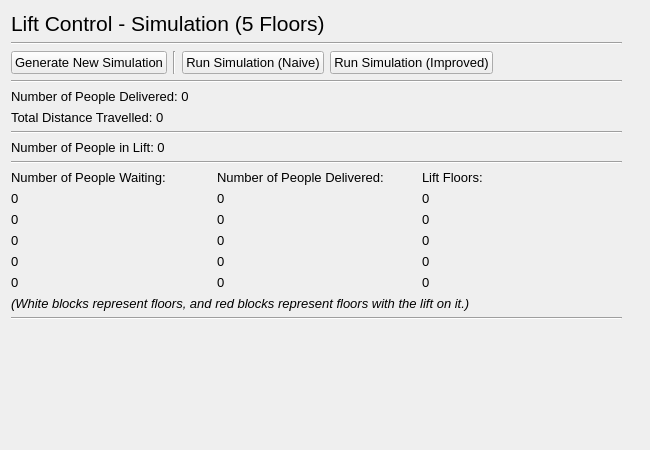
Above: src/ui/sim_5_floors.ui from IsaacCheng9/lift-control-simulation before the change. Below: the same form after it.
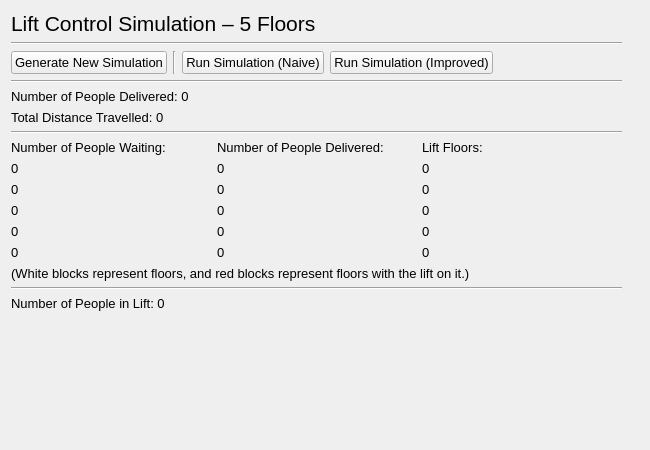
That is the form after the change.

```diff
--- a/src/ui/sim_5_floors.ui
+++ b/src/ui/sim_5_floors.ui
@@ -12,7 +12,6 @@
   </property>
   <property name="font">
    <font>
-    <family>Arial</family>
     <pointsize>10</pointsize>
    </font>
   </property>
@@ -35,12 +34,11 @@
        <property name="font">
         <font>
          <pointsize>16</pointsize>
-         <weight>50</weight>
          <bold>false</bold>
         </font>
        </property>
        <property name="text">
-        <string>Lift Control - Simulation (5 Floors)</string>
+        <string>Lift Control Simulation – 5 Floors</string>
        </property>
       </widget>
      </item>
@@ -124,20 +122,6 @@
        </property>
       </widget>
      </item>
-     <item>
-      <widget class="QLabel" name="lbl_num_in_lift">
-       <property name="text">
-        <string>Number of People in Lift: 0</string>
-       </property>
-      </widget>
-     </item>
-     <item>
-      <widget class="Line" name="hori_line_status">
-       <property name="orientation">
-        <enum>Qt::Horizontal</enum>
-       </property>
-      </widget>
-     </item>
      <item>
       <layout class="QGridLayout" name="grid_layout_sim">
        <item row="3" column="1">
@@ -165,7 +149,7 @@
         <widget class="QLabel" name="lbl_delivered_floors">
          <property name="font">
           <font>
-           <weight>50</weight>
+           <pointsize>10</pointsize>
            <bold>false</bold>
           </font>
          </property>
@@ -192,7 +176,7 @@
         <widget class="QLabel" name="lbl_waiting_floors">
          <property name="font">
           <font>
-           <weight>50</weight>
+           <pointsize>10</pointsize>
            <bold>false</bold>
           </font>
          </property>
@@ -212,7 +196,7 @@
         <widget class="QLabel" name="lbl_lift_floors">
          <property name="font">
           <font>
-           <weight>50</weight>
+           <pointsize>10</pointsize>
            <bold>false</bold>
           </font>
          </property>
@@ -290,7 +274,8 @@
       <widget class="QLabel" name="lbl_key">
        <property name="font">
         <font>
-         <italic>true</italic>
+         <pointsize>10</pointsize>
+         <italic>false</italic>
         </font>
        </property>
        <property name="text">
@@ -305,6 +290,13 @@
        </property>
       </widget>
      </item>
+     <item>
+      <widget class="QLabel" name="lbl_num_in_lift">
+       <property name="text">
+        <string>Number of People in Lift: 0</string>
+       </property>
+      </widget>
+     </item>
      <item>
       <widget class="QLabel" name="lbl_update">
        <property name="text">
```
Left out of the diff: 2 changed lines with no effect on the pictures.
